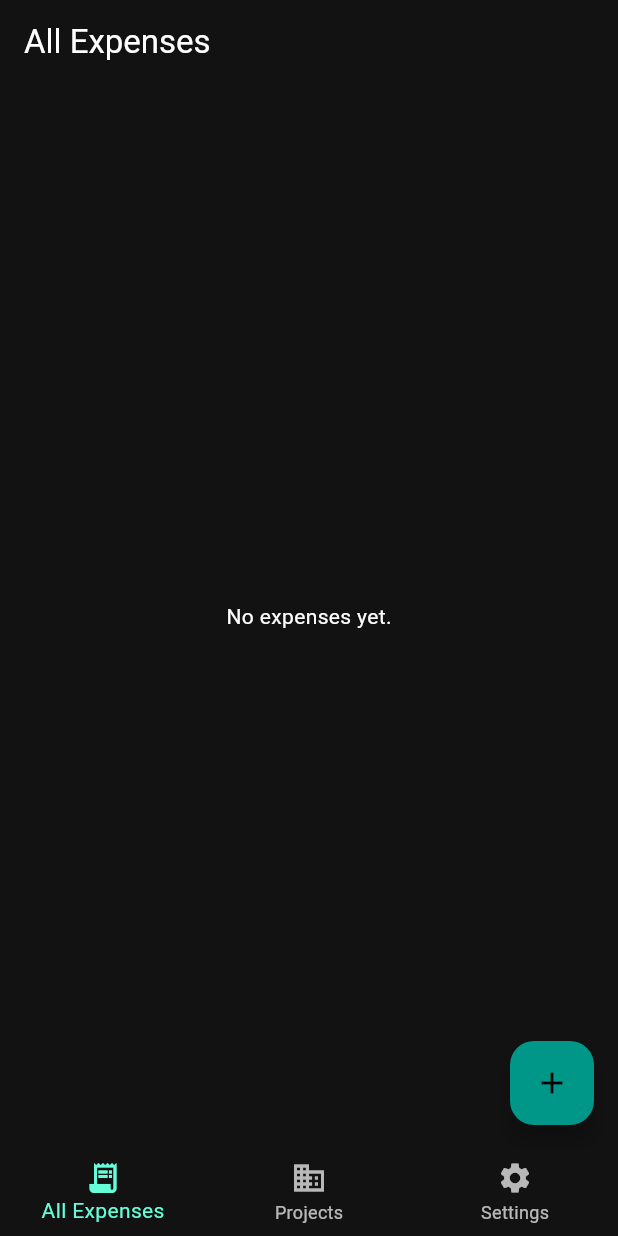
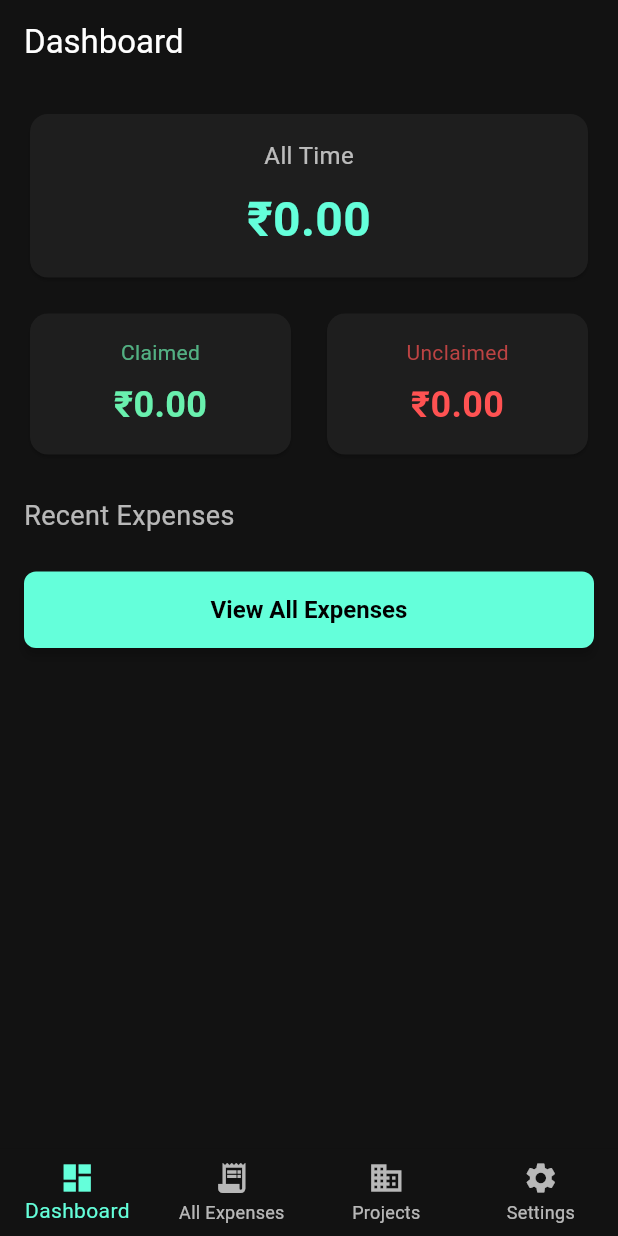
Before and after one commit to KiranPranay/Track-Exp, a Flutter app: the screen it shows after launch, on a phone screen of 412 x 824 dp. Run offline on Flutter 3.47's test engine with Material 3 defaults, Android fonts, the light colour scheme and no system bars; our stand-ins replace file_picker, image_picker, sqflite; accounts and stored records are empty.

Commit message:
Add dashboard
Signed-off-by: kiranpranay <kiranpranay12@gmail.com>

```diff
--- a/lib/main.dart
+++ b/lib/main.dart
@@ -2,6 +2,7 @@
 
 import 'package:flutter/material.dart';
 import 'theme.dart';
+import 'pages/dashboard_page.dart'; // ← new
 import 'pages/all_expenses_page.dart';
 import 'pages/projects_page.dart';
 import 'pages/settings_page.dart';
@@ -18,9 +19,7 @@ class ExpenseTrackerApp extends StatelessWidget {
     return MaterialApp(
       title: 'Expense Tracker',
       debugShowCheckedModeBanner: false,
-      theme:
-          AppTheme
-              .darkTheme, // or ThemeData.dark() if you don’t have a theme.dart
+      theme: AppTheme.darkTheme,
       home: const HomeShell(),
     );
   }
@@ -36,15 +35,15 @@ class HomeShell extends StatefulWidget {
 class _HomeShellState extends State<HomeShell> {
   int _currentIndex = 0;
 
-  // The three pages: All Expenses, Projects, Settings
   static const List<Widget> _pages = [
+    DashboardPage(),
     AllExpensesPage(),
     ProjectsPage(),
     SettingsPage(),
   ];
 
-  // Bottom nav items: add Settings at the end
   static const List<BottomNavigationBarItem> _navItems = [
+    BottomNavigationBarItem(icon: Icon(Icons.dashboard), label: 'Dashboard'),
     BottomNavigationBarItem(
       icon: Icon(Icons.receipt_long),
       label: 'All Expenses',
@@ -53,20 +52,16 @@ class _HomeShellState extends State<HomeShell> {
     BottomNavigationBarItem(icon: Icon(Icons.settings), label: 'Settings'),
   ];
 
-  void _onTap(int idx) {
-    setState(() {
-      _currentIndex = idx;
-    });
-  }
+  void _onTap(int idx) => setState(() => _currentIndex = idx);
 
   @override
   Widget build(BuildContext context) {
     return Scaffold(
       body: _pages[_currentIndex],
       bottomNavigationBar: BottomNavigationBar(
+        items: _navItems,
         currentIndex: _currentIndex,
         onTap: _onTap,
-        items: _navItems,
         selectedItemColor: Theme.of(context).colorScheme.secondary,
         unselectedItemColor: Colors.white70,
         backgroundColor: Theme.of(context).scaffoldBackgroundColor,
--- /dev/null
+++ b/lib/pages/dashboard_page.dart
@@ -0,0 +1,206 @@
+// lib/pages/dashboard_page.dart
+
+import 'dart:io';
+
+import 'package:flutter/material.dart';
+import '../models/expense.dart';
+import '../db/database_helper.dart';
+import '../utils/date_utils.dart';
+import 'add_edit_expense_page.dart';
+import 'all_expenses_page.dart';
+
+class DashboardPage extends StatefulWidget {
+  const DashboardPage({Key? key}) : super(key: key);
+
+  @override
+  _DashboardPageState createState() => _DashboardPageState();
+}
+
+class _DashboardPageState extends State<DashboardPage> {
+  final _db = DatabaseHelper();
+
+  double _total = 0;
+  double _claimed = 0;
+  double _unclaimed = 0;
+  List<Expense> _recent = [];
+
+  @override
+  void initState() {
+    super.initState();
+    _loadStats();
+  }
+
+  Future<void> _loadStats() async {
+    final all = await _db.getExpenses();
+
+    double tot = 0, cl = 0;
+    for (var e in all) {
+      tot += e.amount;
+      if (e.isClaimed) cl += e.amount;
+    }
+
+    setState(() {
+      _total = tot;
+      _claimed = cl;
+      _unclaimed = tot - cl;
+      _recent = all.take(5).toList();
+    });
+  }
+
+  Widget _buildStatCard(String title, String value, Color color) {
+    return Expanded(
+      child: Card(
+        color: const Color(0xFF1E1E1E),
+        shape: RoundedRectangleBorder(borderRadius: BorderRadius.circular(12)),
+        child: Padding(
+          padding: const EdgeInsets.all(16),
+          child: Column(
+            children: [
+              Text(
+                title,
+                style: TextStyle(color: color.withOpacity(0.7), fontSize: 14),
+              ),
+              const SizedBox(height: 8),
+              Text(
+                value,
+                style: TextStyle(
+                  color: color,
+                  fontSize: 24,
+                  fontWeight: FontWeight.bold,
+                ),
+              ),
+            ],
+          ),
+        ),
+      ),
+    );
+  }
+
+  Widget _buildRecentTile(Expense e) {
+    return ListTile(
+      contentPadding: const EdgeInsets.symmetric(horizontal: 16, vertical: 4),
+      title: Text(
+        '${e.vendor} - ₹${e.amount.toStringAsFixed(2)}',
+        style: const TextStyle(
+          color: Colors.white,
+          fontWeight: FontWeight.bold,
+        ),
+      ),
+      subtitle: Text(
+        formatDateTime(e.dateTime),
+        style: const TextStyle(color: Colors.white60),
+      ),
+      trailing: Checkbox(
+        value: e.isClaimed,
+        activeColor: Colors.teal,
+        onChanged: (_) async {
+          e.isClaimed = !e.isClaimed;
+          await _db.updateExpense(e);
+          _loadStats();
+        },
+      ),
+      onTap: () async {
+        final updated = await Navigator.push<bool>(
+          context,
+          MaterialPageRoute(builder: (_) => AddEditExpensePage(expense: e)),
+        );
+        if (updated == true) _loadStats();
+      },
+    );
+  }
+
+  @override
+  Widget build(BuildContext context) {
+    return Scaffold(
+      appBar: AppBar(title: const Text('Dashboard')),
+      body: RefreshIndicator(
+        onRefresh: _loadStats,
+        child: SingleChildScrollView(
+          physics: const AlwaysScrollableScrollPhysics(),
+          padding: const EdgeInsets.all(16),
+          child: Column(
+            crossAxisAlignment: CrossAxisAlignment.stretch,
+            children: [
+              // --- All‐Time Summary Card ---
+              Card(
+                color: const Color(0xFF1E1E1E),
+                shape: RoundedRectangleBorder(
+                  borderRadius: BorderRadius.circular(12),
+                ),
+                child: Padding(
+                  padding: const EdgeInsets.all(16),
+                  child: Column(
+                    children: [
+                      const Text(
+                        'All Time',
+                        style: TextStyle(color: Colors.white70, fontSize: 16),
+                      ),
+                      const SizedBox(height: 8),
+                      Text(
+                        '₹${_total.toStringAsFixed(2)}',
+                        style: const TextStyle(
+                          color: Colors.tealAccent,
+                          fontSize: 32,
+                          fontWeight: FontWeight.bold,
+                        ),
+                      ),
+                    ],
+                  ),
+                ),
+              ),
+
+              const SizedBox(height: 16),
+              // --- Claimed / Unclaimed Row ---
+              Row(
+                children: [
+                  _buildStatCard(
+                    'Claimed',
+                    '₹${_claimed.toStringAsFixed(2)}',
+                    Colors.greenAccent,
+                  ),
+                  const SizedBox(width: 16),
+                  _buildStatCard(
+                    'Unclaimed',
+                    '₹${_unclaimed.toStringAsFixed(2)}',
+                    Colors.redAccent,
+                  ),
+                ],
+              ),
+
+              const SizedBox(height: 24),
+              // --- Recent 5 Expenses ---
+              const Text(
+                'Recent Expenses',
+                style: TextStyle(color: Colors.white70, fontSize: 18),
+              ),
+              const SizedBox(height: 8),
+              for (var e in _recent) ...[
+                _buildRecentTile(e),
+                const Divider(color: Colors.white12),
+              ],
+
+              const SizedBox(height: 16),
+              ElevatedButton(
+                onPressed: () {
+                  Navigator.push(
+                    context,
+                    MaterialPageRoute(builder: (_) => const AllExpensesPage()),
+                  );
+                },
+                child: const Text('View All Expenses'),
+                style: ElevatedButton.styleFrom(
+                  backgroundColor: Colors.tealAccent,
+                  foregroundColor: Colors.black,
+                  padding: const EdgeInsets.symmetric(vertical: 16),
+                  shape: RoundedRectangleBorder(
+                    borderRadius: BorderRadius.circular(8),
+                  ),
+                ),
+              ),
+            ],
+          ),
+        ),
+      ),
+    );
+  }
+}
```
Also changed, not shown: lib/pages/projects_page.dart (+91 -22 lines).
